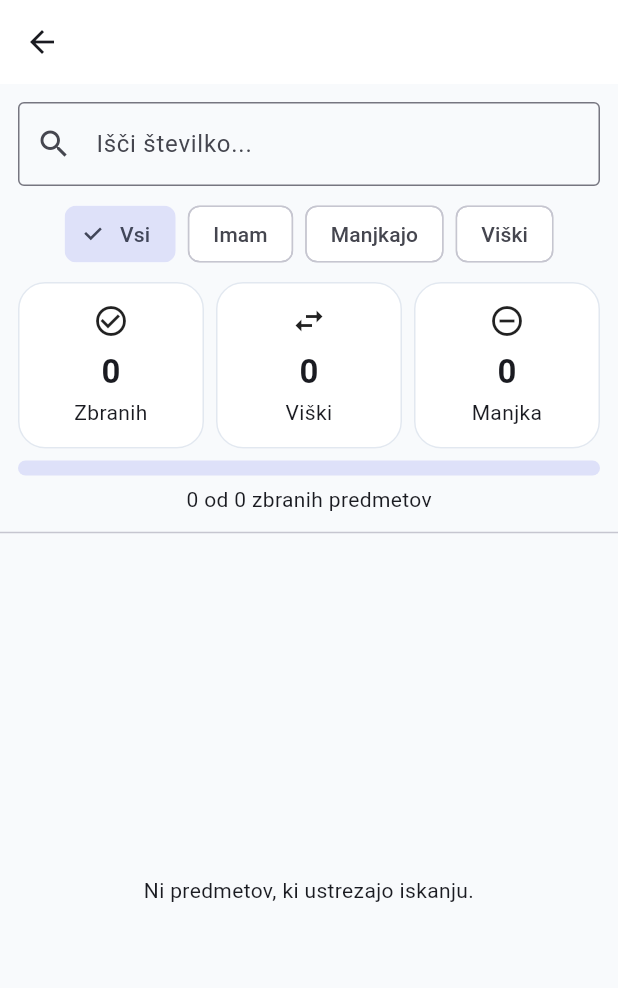
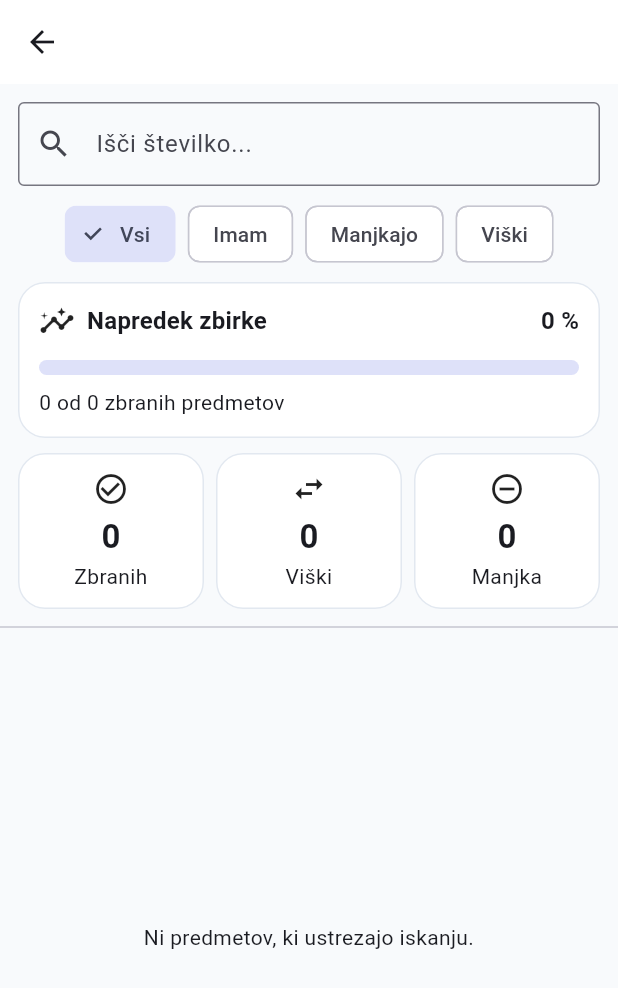
Before and after one commit to jazam74/swapstash, a Flutter app: the ItemsPage screen opened directly with empty values, on a phone screen of 412 x 824 dp. Shown: the top 988 px of the screen. Run offline on Flutter 3.47's test engine with Material 3 defaults, Android fonts, the phone set to English and light mode, and no system bars; our stand-ins replace cloud_firestore, firebase_auth, firebase_core; accounts and stored records are empty.

Commit message:
Improve collection statistics UI

```diff
--- a/lib/features/items/widgets/item_statistics.dart
+++ b/lib/features/items/widgets/item_statistics.dart
@@ -15,27 +15,35 @@ class ItemStatistics extends StatelessWidget {
   });
 
   Widget _summaryCard({
+    required BuildContext context,
     required String label,
     required int value,
     required IconData icon,
   }) {
     return Expanded(
       child: Card(
+        margin: EdgeInsets.zero,
         child: Padding(
           padding: const EdgeInsets.symmetric(
-            horizontal: 10,
-            vertical: 14,
+            horizontal: 8,
+            vertical: 12,
           ),
           child: Column(
+            mainAxisSize: MainAxisSize.min,
             children: [
-              Icon(icon),
+              Icon(
+                icon,
+                size: 24,
+              ),
               const SizedBox(height: 6),
               Text(
                 '$value',
-                style: const TextStyle(
-                  fontSize: 22,
-                  fontWeight: FontWeight.bold,
-                ),
+                style: Theme.of(context)
+                    .textTheme
+                    .titleLarge
+                    ?.copyWith(
+                      fontWeight: FontWeight.bold,
+                    ),
               ),
               const SizedBox(height: 2),
               Text(
@@ -51,44 +59,89 @@ class ItemStatistics extends StatelessWidget {
 
   @override
   Widget build(BuildContext context) {
-    final progress =
-        totalItems == 0 ? 0.0 : ownedCount / totalItems;
+    final progress = totalItems <= 0
+        ? 0.0
+        : (ownedCount / totalItems).clamp(0.0, 1.0);
+
+    final progressPercent = (progress * 100).round();
 
     return Padding(
       padding: const EdgeInsets.fromLTRB(12, 4, 12, 4),
       child: Column(
         children: [
+          Card(
+            margin: EdgeInsets.zero,
+            child: Padding(
+              padding: const EdgeInsets.all(14),
+              child: Column(
+                crossAxisAlignment: CrossAxisAlignment.start,
+                children: [
+                  Row(
+                    children: [
+                      const Icon(
+                        Icons.insights_outlined,
+                      ),
+                      const SizedBox(width: 8),
+                      Text(
+                        'Napredek zbirke',
+                        style: Theme.of(context)
+                            .textTheme
+                            .titleMedium
+                            ?.copyWith(
+                              fontWeight: FontWeight.bold,
+                            ),
+                      ),
+                      const Spacer(),
+                      Text(
+                        '$progressPercent %',
+                        style: Theme.of(context)
+                            .textTheme
+                            .titleMedium
+                            ?.copyWith(
+                              fontWeight: FontWeight.bold,
+                            ),
+                      ),
+                    ],
+                  ),
+                  const SizedBox(height: 14),
+                  LinearProgressIndicator(
+                    value: progress,
+                    minHeight: 10,
+                    borderRadius: BorderRadius.circular(8),
+                  ),
+                  const SizedBox(height: 8),
+                  Text(
+                    '$ownedCount od $totalItems zbranih predmetov',
+                  ),
+                ],
+              ),
+            ),
+          ),
+          const SizedBox(height: 10),
           Row(
             children: [
               _summaryCard(
+                context: context,
                 label: 'Zbranih',
                 value: ownedCount,
                 icon: Icons.check_circle_outline,
               ),
               const SizedBox(width: 8),
               _summaryCard(
+                context: context,
                 label: 'Viški',
                 value: duplicateCount,
                 icon: Icons.swap_horiz,
               ),
               const SizedBox(width: 8),
               _summaryCard(
+                context: context,
                 label: 'Manjka',
                 value: missingCount,
                 icon: Icons.remove_circle_outline,
               ),
             ],
           ),
-          const SizedBox(height: 8),
-          LinearProgressIndicator(
-            value: progress,
-            minHeight: 10,
-            borderRadius: BorderRadius.circular(8),
-          ),
-          const SizedBox(height: 6),
-          Text(
-            '$ownedCount od $totalItems zbranih predmetov',
-          ),
         ],
       ),
     );
```
